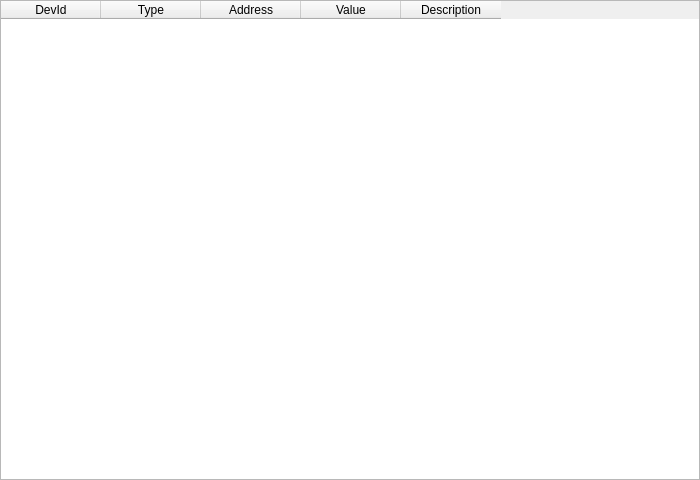
First picture: the form in src/formregistermapview.ui, repository sanny32/OpenModSim, before the edit.
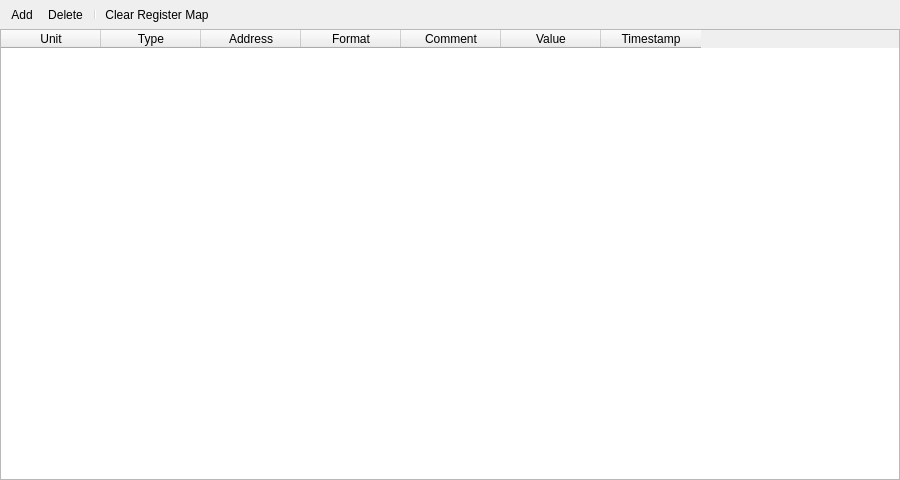
Second picture: the form after the edit. Icons and pictures are not drawn.

Commit message: Developing FormRegisterMapView

```diff
--- a/src/formregistermapview.ui
+++ b/src/formregistermapview.ui
@@ -6,7 +6,7 @@
    <rect>
     <x>0</x>
     <y>0</y>
-    <width>700</width>
+    <width>900</width>
     <height>480</height>
    </rect>
   </property>
@@ -29,6 +29,23 @@
    <property name="bottomMargin">
     <number>0</number>
    </property>
+   <item>
+    <widget class="QToolBar" name="toolBar">
+     <property name="movable">
+      <bool>false</bool>
+     </property>
+     <property name="iconSize">
+      <size>
+       <width>16</width>
+       <height>16</height>
+      </size>
+     </property>
+     <addaction name="actionAdd"/>
+     <addaction name="actionDelete"/>
+     <addaction name="separator"/>
+     <addaction name="actionClear"/>
+    </widget>
+   </item>
    <item>
     <widget class="QTableWidget" name="tableWidget">
      <property name="selectionMode">
@@ -42,7 +59,7 @@
      </property>
      <column>
       <property name="text">
-       <string>DevId</string>
+       <string>Unit</string>
       </property>
      </column>
      <column>
@@ -55,6 +72,16 @@
        <string>Address</string>
       </property>
      </column>
+     <column>
+      <property name="text">
+       <string>Format</string>
+      </property>
+     </column>
+     <column>
+      <property name="text">
+       <string>Comment</string>
+      </property>
+     </column>
      <column>
       <property name="text">
        <string>Value</string>
@@ -62,12 +89,35 @@
      </column>
      <column>
       <property name="text">
-       <string>Description</string>
+       <string>Timestamp</string>
       </property>
      </column>
     </widget>
    </item>
   </layout>
+  <action name="actionAdd">
+   <property name="text">
+    <string>Add</string>
+   </property>
+  </action>
+  <action name="actionDelete">
+   <property name="icon">
+    <iconset resource="resources.qrc">
+     <normaloff>:/res/edit-delete.png</normaloff>:/res/edit-delete.png</iconset>
+   </property>
+   <property name="text">
+    <string>Delete</string>
+   </property>
+  </action>
+  <action name="actionClear">
+   <property name="icon">
+    <iconset resource="resources.qrc">
+     <normaloff>:/res/icon-clear.png</normaloff>:/res/icon-clear.png</iconset>
+   </property>
+   <property name="text">
+    <string>Clear Register Map</string>
+   </property>
+  </action>
  </widget>
  <resources/>
  <connections/>
```
Left out of the diff: 6 changed lines with no effect on the pictures. The commit also changes 7 other files.
